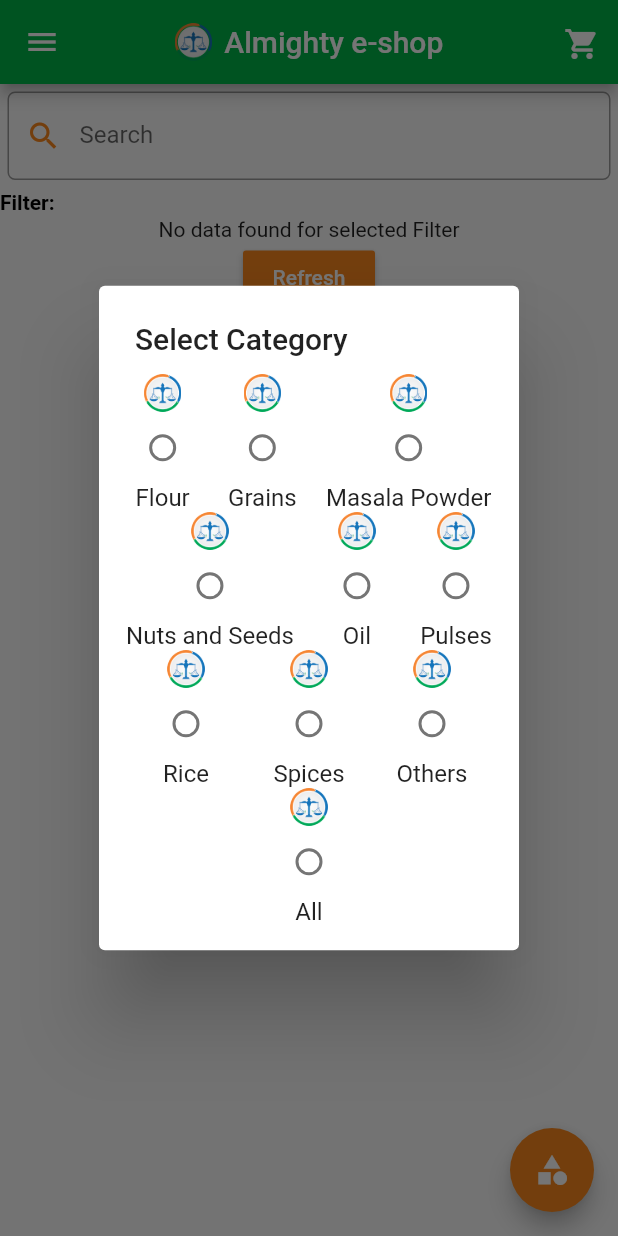
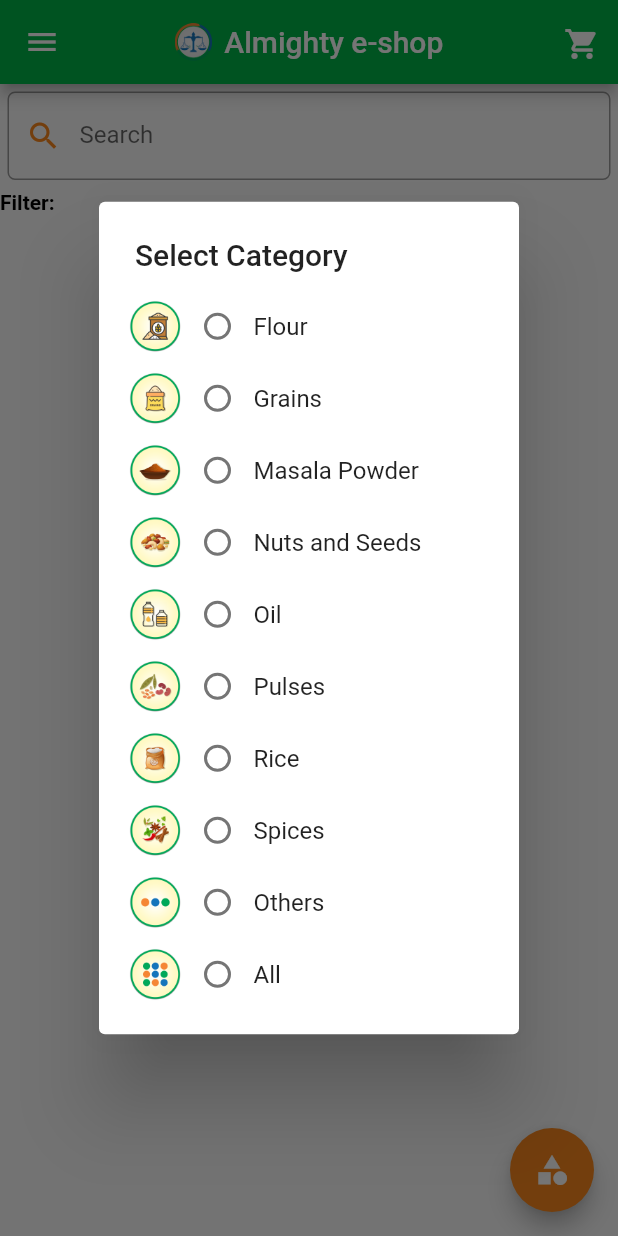
Before and after one commit to mniyaz/almightyapp, a Flutter app: the HomePage screen opened by its route, on a phone screen of 412 x 824 dp. Run offline on Flutter 3.47's test engine with Material 2 defaults, Android fonts, the phone set to English and light mode, and no system bars; our stand-ins replace awesome_dialog, firebase_messaging, flutter_local_notifications, flutter_spinbox, fluttertoast, month_picker_dialog and 3 more; missing offline and left inert: flutter_session; accounts and stored records are empty; generated files the repository leaves out were written again.

Commit message:
Fixed category items UI issue

```diff
--- a/lib/pages/home.dart
+++ b/lib/pages/home.dart
@@ -44,6 +44,7 @@
     _showProgress = false;
     getProductList();
     WidgetsBinding.instance.addPostFrameCallback((_) async {
+      //showDialog(context: context);
       showDialog(
           context: context,
           child: new MyDialogDemo(
@@ -66,15 +67,16 @@
   ];
   List<String> selectedCategoryList = [];
   String _selectedId = "";
-  selectCategory(String category){
-    print("Category : "+ category);
+  selectCategory(String category) {
+    print("Category : " + category);
     productList.clear();
     productListFromApi.sort((a, b) => a.itemName.compareTo(b.itemName));
     setState(() {
-      productList.addAll(productListFromApi.where((product) => product.category == category).toList());
+      productList.addAll(productListFromApi
+          .where((product) => product.category == category)
+          .toList());
     });
   }
-
 
   @override
   Widget build(BuildContext context) {
@@ -114,7 +116,8 @@
                       color: Colors.white,
                     ),
                     onPressed: () {
-                      Navigator.of(context).push(MaterialPageRoute(builder: (context) => CartPage()));
+                      Navigator.of(context).push(
+                          MaterialPageRoute(builder: (context) => CartPage()));
                     },
                   ),
                 ),
@@ -171,11 +174,9 @@
             ),
             Container(
               height: 20,
-        child: ListView(
-            scrollDirection: Axis.horizontal,
-            children: <Widget>[
-        Row(
-        children: <Widget>[
+              child:
+                  ListView(scrollDirection: Axis.horizontal, children: <Widget>[
+                Row(children: <Widget>[
                   new RichText(
                     text: new TextSpan(
                       // Note: Styles for TextSpans must be explicitly defined.
@@ -185,12 +186,16 @@
                         color: Colors.black,
                       ),
                       children: <TextSpan>[
-                    new TextSpan(text: 'Filter:', style: new TextStyle(fontWeight: FontWeight.bold)),
+                        new TextSpan(
+                            text: 'Filter:',
+                            style: new TextStyle(fontWeight: FontWeight.bold)),
                         new TextSpan(text: " " + _selectedId),
                       ],
                     ),
                   ),
-    ]),]),),
+                ]),
+              ]),
+            ),
             new Expanded(
               child: productList != null && productList.length > 0
                   ? RefreshIndicator(
@@ -245,8 +250,10 @@
               ));
         },
         tooltip: 'Category',
-        child: Icon(Icons.category,
-          color: Colors.white,),
+        child: Icon(
+          Icons.category,
+          color: Colors.white,
+        ),
       ),
       drawer: navigationDrawer(),
     );
@@ -303,22 +310,24 @@
 
     setState(() {});
   }
+
   void _onValueChange(String value) {
     productList.clear();
-    if(value != globals.CATEGORY_ALL)
-      productList.addAll(productListFromApi.where((product) => product.category == value).toList());
+    if (value != globals.CATEGORY_ALL)
+      productList.addAll(productListFromApi
+          .where((product) => product.category == value)
+          .toList());
     else
       productList.addAll(productListFromApi);
     setState(() {
       _selectedId = value;
-      productList.sort((a, b) => a.itemName.trim().compareTo(b.itemName.trim()));
+      productList
+          .sort((a, b) => a.itemName.trim().compareTo(b.itemName.trim()));
     });
   }
-
 }
 
 class MyDialogDemo extends StatefulWidget {
-
   const MyDialogDemo({this.onValueChange, this.initialValue});
   final String initialValue;
   final void Function(String) onValueChange;
@@ -327,32 +336,38 @@
   _MyDialogDemoState createState() => new _MyDialogDemoState();
 }
 
-class _MyDialogDemoState extends State<MyDialogDemo>{
-
+class _MyDialogDemoState extends State<MyDialogDemo> {
   String _selectedId;
   @override
   void initState() {
     super.initState();
     _selectedId = widget.initialValue;
   }
+
   @override
-  Widget build(BuildContext context){
+  Widget build(BuildContext context) {
     return new SimpleDialog(
       title: new Text("Select Category"),
       children: <Widget>[
+        new Column(
+          mainAxisAlignment: MainAxisAlignment.spaceEvenly,
+          mainAxisSize: MainAxisSize.max,
+          children: <Widget>[
             new Row(
-          mainAxisAlignment: MainAxisAlignment.spaceEvenly,
-          children: <Widget>[
-            new Column(
-            children : [ Container(
-              alignment: Alignment.centerLeft,
+              mainAxisAlignment: MainAxisAlignment.start,
+              crossAxisAlignment: CrossAxisAlignment.center,
+              children: [
+                Container(
+                  padding: EdgeInsets.fromLTRB(20.0, 0, 0, 0),
+                  alignment: Alignment.center,
                   child: Image.asset(
-                'assets/images/AlmightyLogo.png',
+                    "assets/images/flour.png",
                     fit: BoxFit.contain,
-                height: 25,
+                    height: 35.0,
                   ),
                 ),
-            new Radio(
+                Container(
+                  child: Radio(
                     value: 0,
                     groupValue: "_radioValue1",
                     onChanged: (void nothing) {
@@ -360,21 +375,32 @@
                       widget.onValueChange(globals.CATEGORY_FLOUR);
                     },
                   ),
-            new Text(
+                ),
+                Container(
+                  alignment: Alignment.center,
+                  child: Text(
                     globals.CATEGORY_FLOUR,
                     style: new TextStyle(fontSize: 16.0),
-            ),
-            ]),
-            new Column(
-                children : [ Container(
-                  alignment: Alignment.centerLeft,
-                  child: Image.asset(
-                    'assets/images/AlmightyLogo.png',
-                    fit: BoxFit.contain,
-                    height: 25,
+                    textAlign: TextAlign.left,
                   ),
                 ),
-                  new Radio(
+              ],
+            ),
+            new Row(
+              mainAxisAlignment: MainAxisAlignment.start,
+              crossAxisAlignment: CrossAxisAlignment.center,
+              children: [
+                Container(
+                  padding: EdgeInsets.fromLTRB(20.0, 0, 0, 0),
+                  alignment: Alignment.center,
+                  child: Image.asset(
+                    'assets/images/grains.png',
+                    fit: BoxFit.contain,
+                    height: 35.0,
+                  ),
+                ),
+                Container(
+                  child: Radio(
                     value: 0,
                     groupValue: "_radioValue1",
                     onChanged: (void nothing) {
@@ -382,21 +408,32 @@
                       widget.onValueChange(globals.CATEGORY_GRAINS);
                     },
                   ),
-                  new Text(
+                ),
+                Container(
+                  alignment: Alignment.center,
+                  child: Text(
                     globals.CATEGORY_GRAINS,
                     style: new TextStyle(fontSize: 16.0),
+                    textAlign: TextAlign.left,
                   ),
-                ]),
-            new Column(
-                children : [ Container(
+                ),
+              ],
+            ),
+            new Row(
+              mainAxisAlignment: MainAxisAlignment.start,
+              crossAxisAlignment: CrossAxisAlignment.center,
+              children: [
+                Container(
+                  padding: EdgeInsets.fromLTRB(20.0, 0, 0, 0),
                   alignment: Alignment.centerLeft,
                   child: Image.asset(
-                    'assets/images/AlmightyLogo.png',
+                    'assets/images/masala.png',
                     fit: BoxFit.contain,
-                    height: 25,
+                    height: 35.0,
                   ),
                 ),
-                  new Radio(
+                Container(
+                  child: Radio(
                     value: 0,
                     groupValue: "_radioValue1",
                     onChanged: (void nothing) {
@@ -404,23 +441,29 @@
                       widget.onValueChange(globals.CATEGORY_MASALA_POWDER);
                     },
                   ),
-                  new Text(
+                ),
+                Container(
+                  child: Text(
                     globals.CATEGORY_MASALA_POWDER,
                     style: new TextStyle(fontSize: 16.0),
+                    textAlign: TextAlign.left,
                   ),
-                ]),
+                ),
               ],
             ),
-        new Row(
+          ],
+        ),
+        new Column(
           mainAxisAlignment: MainAxisAlignment.spaceEvenly,
           children: <Widget>[
-            new Column(
-                children : [ Container(
+            new Row(children: [
+              Container(
+                padding: EdgeInsets.fromLTRB(20.0, 0, 0, 0),
                 alignment: Alignment.centerLeft,
                 child: Image.asset(
-                    'assets/images/AlmightyLogo.png',
+                  'assets/images/nuts.png',
                   fit: BoxFit.contain,
-                    height: 25,
+                  height: 35.0,
                 ),
               ),
               new Radio(
@@ -436,13 +479,15 @@
                 style: new TextStyle(fontSize: 16.0),
               ),
             ]),
-            new Column(
-                children : [ Container(
+            new Row(
+              children: [
+                Container(
+                  padding: EdgeInsets.fromLTRB(20.0, 0, 0, 0),
                   alignment: Alignment.centerLeft,
                   child: Image.asset(
-                    'assets/images/AlmightyLogo.png',
+                    'assets/images/oil.png',
                     fit: BoxFit.contain,
-                    height: 25,
+                    height: 35.0,
                   ),
                 ),
                 new Radio(
@@ -457,14 +502,17 @@
                   globals.CATEGORY_OIL,
                   style: new TextStyle(fontSize: 16.0),
                 ),
-                ]),
-            new Column(
-                children : [ Container(
+              ],
+            ),
+            new Row(
+              children: [
+                Container(
+                  padding: EdgeInsets.fromLTRB(20.0, 0, 0, 0),
                   alignment: Alignment.centerLeft,
                   child: Image.asset(
-                    'assets/images/AlmightyLogo.png',
+                    'assets/images/pulses.png',
                     fit: BoxFit.contain,
-                    height: 25,
+                    height: 35.0,
                   ),
                 ),
                 new Radio(
@@ -479,19 +527,22 @@
                   globals.CATEGORY_PULSES,
                   style: new TextStyle(fontSize: 16.0),
                 ),
-                ]),
               ],
             ),
-        new Row(
+          ],
+        ),
+        new Column(
           mainAxisAlignment: MainAxisAlignment.spaceEvenly,
           children: <Widget>[
-            new Column(
-                children : [ Container(
+            new Row(
+              children: [
+                Container(
+                  padding: EdgeInsets.fromLTRB(20.0, 0, 0, 0),
                   alignment: Alignment.centerLeft,
                   child: Image.asset(
-                    'assets/images/AlmightyLogo.png',
+                    'assets/images/rice.png',
                     fit: BoxFit.contain,
-                    height: 25,
+                    height: 35.0,
                   ),
                 ),
                 new Radio(
@@ -506,14 +557,17 @@
                   globals.CATEGORY_RICE,
                   style: new TextStyle(fontSize: 16.0),
                 ),
-                ]),
-            new Column(
-                children : [ Container(
+              ],
+            ),
+            new Row(
+              children: [
+                Container(
+                  padding: EdgeInsets.fromLTRB(20.0, 0, 0, 0),
                   alignment: Alignment.centerLeft,
                   child: Image.asset(
-                    'assets/images/AlmightyLogo.png',
+                    'assets/images/spices.png',
                     fit: BoxFit.contain,
-                    height: 25,
+                    height: 35.0,
                   ),
                 ),
                 new Radio(
@@ -528,14 +582,17 @@
                   globals.CATEGORY_SPICES,
                   style: new TextStyle(fontSize: 16.0),
                 ),
-                ]),
-            new Column(
-                children : [ Container(
+              ],
+            ),
+            new Row(
+              children: [
+                Container(
+                  padding: EdgeInsets.fromLTRB(20.0, 0, 0, 0),
                   alignment: Alignment.centerLeft,
                   child: Image.asset(
-                    'assets/images/AlmightyLogo.png',
+                    'assets/images/others.png',
                     fit: BoxFit.contain,
-                    height: 25,
+                    height: 35.0,
                   ),
                 ),
                 new Radio(
@@ -550,19 +607,22 @@
                   globals.CATEGORY_OTHERS,
                   style: new TextStyle(fontSize: 16.0),
                 ),
-                ]),
               ],
             ),
-        new Row(
+          ],
+        ),
+        new Column(
           mainAxisAlignment: MainAxisAlignment.spaceEvenly,
           children: <Widget>[
-            new Column(
-                children : [ Container(
-                  alignment: Alignment.centerLeft,
+            new Row(
+              children: [
+                Container(
+                  padding: EdgeInsets.fromLTRB(20.0, 0, 0, 0),
+                  alignment: Alignment.topCenter,
                   child: Image.asset(
-                    'assets/images/AlmightyLogo.png',
+                    'assets/images/all.png',
                     fit: BoxFit.contain,
-                    height: 25,
+                    height: 35.0,
                   ),
                 ),
                 new Radio(
@@ -577,7 +637,8 @@
                   globals.CATEGORY_ALL,
                   style: new TextStyle(fontSize: 16.0),
                 ),
-                ]),
+              ],
+            ),
           ],
         ),
       ],
--- a/pubspec.yaml
+++ b/pubspec.yaml
@@ -69,7 +69,7 @@
 
   # To add assets to your application, add an assets section, like this:
   assets:
-    - assets/images/AlmightyLogo.png
+    - assets/images/
   #   - images/a_dot_burr.jpeg
   #   - images/a_dot_ham.jpeg
 
```
Also changed, not shown: assets/images/all.png (added), assets/images/flour.png (added), assets/images/four.png (added), assets/images/grains.png (added), assets/images/masala.png (added), assets/images/nuts.png (added), assets/images/oil.png (added), assets/images/others.png (added), assets/images/pulses.png (added), assets/images/rice.png (added), assets/images/spices.png (added), pubspec.lock. Lines whose indentation alone changed are shown as unchanged.
